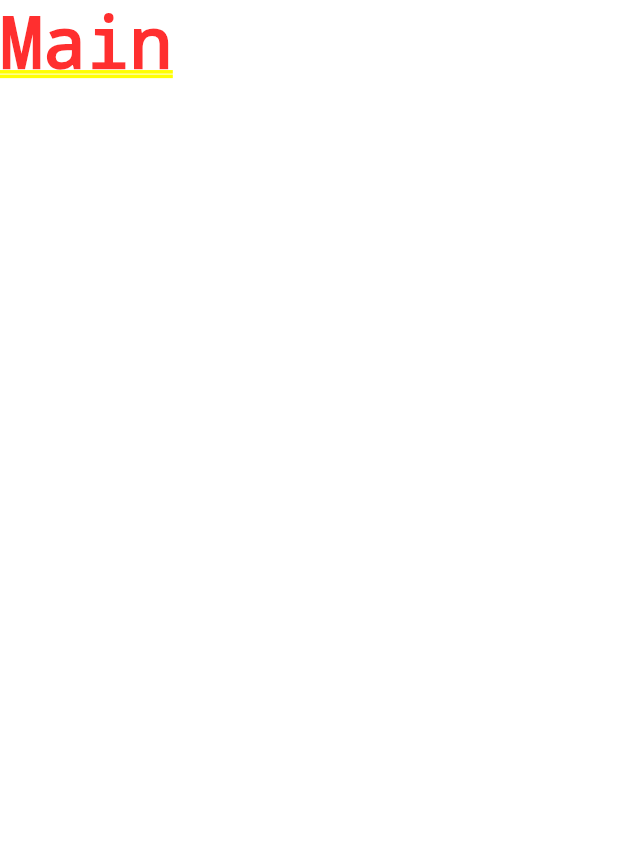
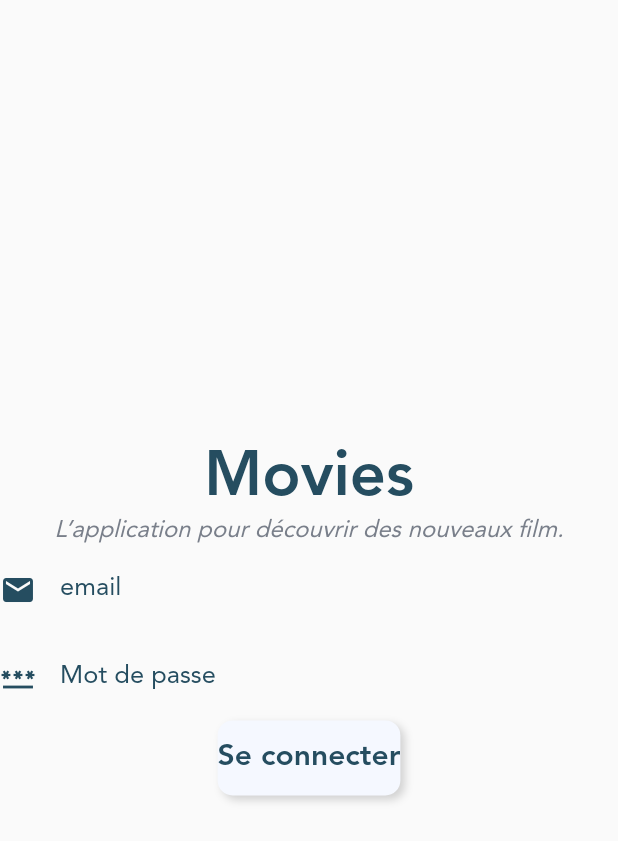
Before and after one commit to trans-dam/movies_2022_2023, a Flutter app: the screen it shows after launch, on a phone screen of 412 x 824 dp. Shown: the top 841 px of the screen. Run offline on Flutter 3.47's test engine with Material 2 defaults, Android fonts, the phone set to English and light mode, and no system bars; our stand-ins replace email_validator.

```diff
--- a/lib/main.dart
+++ b/lib/main.dart
@@ -1,9 +1,8 @@
-import 'package:movies/routes/router.dart';
-import 'package:movies/routes/routes.dart';
-import 'package:movies/screens/home.dart';
+import 'package:email_validator/email_validator.dart';
 import 'package:flutter/material.dart';
-import 'package:movies/screens/login_form.dart';
-import 'package:movies/screens/register_form.dart';
+import 'package:movies/partials/buttons/button.dart';
+import 'package:movies/partials/form/demo.dart';
+import 'package:movies/partials/headers/header.dart';
 import 'package:movies/styles/constants.dart';
 
 void main() {
@@ -13,6 +12,8 @@ void main() {
 class MyApp extends StatelessWidget {
   MyApp({Key? key}) : super(key: key);
 
+  final _loginFormKey = GlobalKey<FormState>();
+
   // This widget is the root of your application.
   @override
   Widget build(BuildContext context) {
@@ -21,7 +22,62 @@ class MyApp extends StatelessWidget {
         fontFamily: 'Avenir',
         backgroundColor: kMainBackgroundColor,
       ),
-      home: Text("Main"),
+      home: Scaffold(
+        body: SafeArea(
+          child: Form(
+            key: _loginFormKey,
+            child: Column(
+              mainAxisAlignment: MainAxisAlignment.center,
+              children: [
+                const LoginHeader(),
+                Container(
+                  child: Column(
+                    children: [
+                      TextFormField(
+                        validator: (value) {
+                          if (value == null || value.trim().isEmpty) {
+                            return "L’email est obligatoire !";
+                          } else if (!EmailValidator.validate(value)) {
+                            return "L’email n’est pas au bon format";
+                          }
+                        },
+                        decoration: const InputDecoration(
+                          border: InputBorder.none,
+                          labelText: "email",
+                          labelStyle: kLoginInputTextStyle,
+                          hintText: "1@test.com",
+                          hintStyle: kLoginInputTextStyle,
+                          icon: Icon(
+                            Icons.mail,
+                            color: kMainTextColor,
+                          ),
+                        ),
+                      ),
+                      Demo(
+                        validator: (value) {
+                          if (value == null || value.trim().isEmpty) {
+                            return "Le mot de passe est obligatoire !";
+                          } else if (value.length < 10) {
+                            return "Le mot de passe est trop court";
+                          }
+                        },
+                        obscureText: true,
+                      ),
+                    ],
+                  ),
+                ),
+                Button('Se connecter', () {
+                  if (_loginFormKey.currentState!.validate()) {
+                    print("OK");
+                  } else {
+                    print("KO");
+                  }
+                })
+              ],
+            ),
+          ),
+        ),
+      ),
     );
   }
 }
--- /dev/null
+++ b/lib/partials/form/demo.dart
@@ -0,0 +1,25 @@
+import 'package:flutter/material.dart';
+import 'package:movies/styles/constants.dart';
+
+class Demo extends StatelessWidget {
+  final FormFieldValidator<String> validator;
+  final bool obscureText;
+
+  const Demo({required this.validator, this.obscureText = false, Key? key}) : super(key: key);
+
+  @override
+  Widget build(BuildContext context) {
+    return TextFormField(
+        validator: validator,
+        obscureText: obscureText,
+        decoration: const InputDecoration(
+          border: InputBorder.none,
+          labelText: "Mot de passe",
+          labelStyle: kLoginInputTextStyle,
+          icon: Icon(
+            Icons.password,
+            color: kMainTextColor,
+          ),
+        ));
+  }
+}
```
Also changed, not shown: 1 other file.
